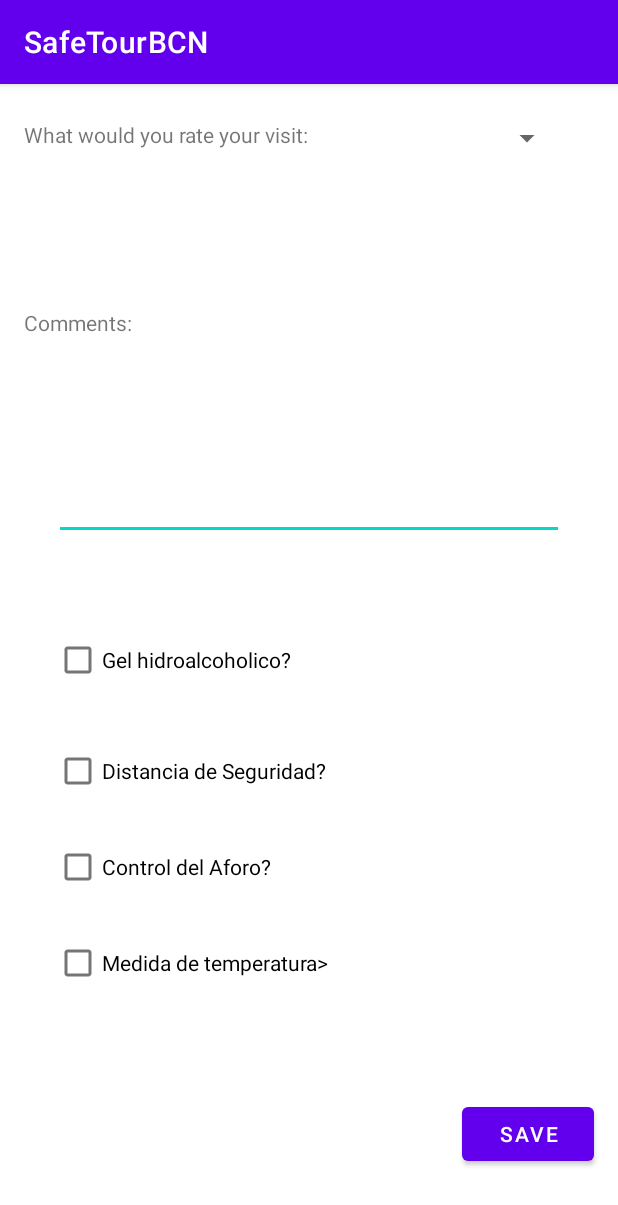
After one commit to MiguelDoubleG/Front-End_BCN, an Android app: the addRating screen opened directly, with no data from a screen before it, on a phone screen of 412 x 824 dp. The commit adds this screen. Shown: the top 1205 px of the screen. Run offline under Robolectric (Android 15) with nearby library versions, the phone set to English and light mode, and no system bars; 1 statement that could not run was skipped.

Commit message:
addratings in progress

```diff
--- a/app/src/main/AndroidManifest.xml
+++ b/app/src/main/AndroidManifest.xml
@@ -20,10 +20,12 @@
         android:supportsRtl="true"
         android:theme="@style/Theme.SafeTourBCN"
         android:usesCleartextTraffic="true">
-        <activity android:name=".Listview"></activity>
-        <activity android:name=".Ratings"
-                  android:label="@string/ratings"
-                  android:parentActivityName=".MapsActivity">
+        <activity android:name=".addRating"></activity>
+        <activity android:name=".Listview" />
+        <activity
+            android:name=".Ratings"
+            android:label="@string/ratings"
+            android:parentActivityName=".MapsActivity">
 
             <!-- The meta-data tag is required if you support API level 15 and lower -->
             <meta-data
@@ -43,8 +45,7 @@
         <activity
             android:name=".DrawerActivity"
             android:label="@string/title_activity_drawer"
-            android:theme="@style/Theme.SafeTourBCN.NoActionBar"></activity>
-
+            android:theme="@style/Theme.SafeTourBCN.NoActionBar" />
         <activity
             android:name=".PerfilUsuarioActivity"
             android:label="@string/userProf"
--- a/app/src/main/java/com/example/safetourbcn/Ratings.java
+++ b/app/src/main/java/com/example/safetourbcn/Ratings.java
@@ -1,8 +1,13 @@
 package com.example.safetourbcn;
 
+import android.content.Intent;
 import android.os.Bundle;
+import android.view.View;
 import android.widget.ListView;
 import androidx.appcompat.app.AppCompatActivity;
+
+import com.google.android.material.floatingactionbutton.FloatingActionButton;
+import com.google.android.material.snackbar.Snackbar;
 
 import org.jetbrains.annotations.NotNull;
 import org.json.JSONArray;
@@ -31,6 +36,13 @@ public class Ratings extends AppCompatActivity {
     protected void onCreate(Bundle savedInstanceState) {
         super.onCreate(savedInstanceState);
         setContentView(R.layout.activity_ratings);
+        FloatingActionButton fab = findViewById(R.id.fab);
+        fab.setOnClickListener(new View.OnClickListener() {
+            @Override
+            public void onClick(View view) {
+                addRating(view);
+            }
+        });
         getRatings();
         try {
             Thread.sleep(2000);
@@ -119,4 +131,8 @@ public class Ratings extends AppCompatActivity {
         }catch(Exception e){}
 
     }
+    public void addRating(View view) {
+        Intent intent = new Intent(this, addRating.class);
+        startActivity(intent);
+    }
 }
--- /dev/null
+++ b/app/src/main/java/com/example/safetourbcn/addRating.java
@@ -0,0 +1,30 @@
+package com.example.safetourbcn;
+
+import androidx.appcompat.app.AppCompatActivity;
+
+import android.os.Bundle;
+import android.view.View;
+import android.widget.ArrayAdapter;
+import android.widget.Spinner;
+
+import java.util.ArrayList;
+
+public class addRating extends AppCompatActivity {
+
+    @Override
+    protected void onCreate(Bundle savedInstanceState) {
+        super.onCreate(savedInstanceState);
+        setContentView(R.layout.activity_add_rating);
+        Spinner spinner = (Spinner) findViewById(R.id.category_spinner);
+        ArrayAdapter<CharSequence> adapter = ArrayAdapter.createFromResource(this,
+                R.array.star_values, android.R.layout.simple_spinner_item);
+        adapter.setDropDownViewResource(android.R.layout.simple_spinner_dropdown_item);
+        spinner.setAdapter(adapter);
+
+    }
+
+    public void save(View view)
+    {
+
+    }
+}
--- /dev/null
+++ b/app/src/main/res/layout/activity_add_rating.xml
@@ -0,0 +1,104 @@
+<?xml version="1.0" encoding="utf-8"?>
+<androidx.constraintlayout.widget.ConstraintLayout xmlns:android="http://schemas.android.com/apk/res/android"
+    xmlns:app="http://schemas.android.com/apk/res-auto"
+    xmlns:tools="http://schemas.android.com/tools"
+    android:layout_width="match_parent"
+    android:layout_height="match_parent"
+    tools:context=".addRating">
+
+    <TextView
+        android:id="@+id/textView4"
+        android:layout_width="wrap_content"
+        android:layout_height="wrap_content"
+        android:layout_marginStart="16dp"
+        android:layout_marginTop="24dp"
+        android:text="What would you rate your visit:"
+        app:layout_constraintStart_toStartOf="parent"
+        app:layout_constraintTop_toTopOf="parent" />
+
+    <Spinner
+        android:id="@+id/spinner"
+        android:layout_width="132dp"
+        android:layout_height="24dp"
+        android:layout_marginTop="24dp"
+        android:textAlignment="textEnd"
+        app:layout_constraintEnd_toEndOf="parent"
+        app:layout_constraintHorizontal_bias="0.506"
+        app:layout_constraintStart_toEndOf="@+id/textView4"
+        app:layout_constraintTop_toTopOf="parent" />
+
+    <TextView
+        android:id="@+id/textView5"
+        android:layout_width="wrap_content"
+        android:layout_height="wrap_content"
+        android:layout_marginStart="16dp"
+        android:layout_marginTop="106dp"
+        android:text="Comments:"
+        app:layout_constraintStart_toStartOf="parent"
+        app:layout_constraintTop_toBottomOf="@+id/textView4" />
+
+    <EditText
+        android:id="@+id/editTextTextMultiLine"
+        android:layout_width="340dp"
+        android:layout_height="126dp"
+        android:layout_marginTop="9dp"
+        android:ems="10"
+        android:gravity="start|top"
+        android:inputType="textMultiLine"
+        app:layout_constraintEnd_toEndOf="parent"
+        app:layout_constraintStart_toStartOf="parent"
+        app:layout_constraintTop_toBottomOf="@+id/textView5" />
+
+    <CheckBox
+        android:id="@+id/checkBox"
+        android:layout_width="wrap_content"
+        android:layout_height="wrap_content"
+        android:layout_marginStart="36dp"
+        android:text="Gel hidroalcoholico?"
+        app:layout_constraintBottom_toBottomOf="parent"
+        app:layout_constraintStart_toStartOf="parent"
+        app:layout_constraintTop_toTopOf="parent" />
+
+    <CheckBox
+        android:id="@+id/checkBox2"
+        android:layout_width="wrap_content"
+        android:layout_height="wrap_content"
+        android:layout_marginStart="36dp"
+        android:layout_marginTop="26dp"
+        android:text="Distancia de Seguridad?"
+        app:layout_constraintStart_toStartOf="parent"
+        app:layout_constraintTop_toBottomOf="@+id/checkBox" />
+
+    <CheckBox
+        android:id="@+id/checkBox3"
+        android:layout_width="wrap_content"
+        android:layout_height="wrap_content"
+        android:layout_marginStart="36dp"
+        android:layout_marginTop="16dp"
+        android:text="Control del Aforo?"
+        app:layout_constraintStart_toStartOf="parent"
+        app:layout_constraintTop_toBottomOf="@+id/checkBox2" />
+
+    <CheckBox
+        android:id="@+id/checkBox4"
+        android:layout_width="wrap_content"
+        android:layout_height="wrap_content"
+        android:layout_marginStart="36dp"
+        android:layout_marginTop="16dp"
+        android:text="Medida de temperatura>"
+        app:layout_constraintStart_toStartOf="parent"
+        app:layout_constraintTop_toBottomOf="@+id/checkBox3" />
+
+    <Button
+        android:layout_width="wrap_content"
+        android:layout_height="wrap_content"
+        android:layout_marginTop="328dp"
+        android:onClick="save"
+        android:text="@string/save"
+        app:layout_constraintBottom_toBottomOf="parent"
+        app:layout_constraintEnd_toEndOf="parent"
+        app:layout_constraintHorizontal_bias="0.95"
+        app:layout_constraintStart_toStartOf="parent"
+        app:layout_constraintTop_toBottomOf="@+id/editTextTextMultiLine" />
+
+</androidx.constraintlayout.widget.ConstraintLayout>
--- a/app/src/main/res/layout/activity_ratings.xml
+++ b/app/src/main/res/layout/activity_ratings.xml
@@ -1,4 +1,5 @@
 <?xml version="1.0" encoding="utf-8"?>
+
 <LinearLayout xmlns:android="http://schemas.android.com/apk/res/android"
     android:layout_width="match_parent"
     android:layout_height="match_parent"
@@ -11,4 +12,12 @@
         android:divider="@color/material_blue_grey_800"
         android:dividerHeight="1dp"
         android:footerDividersEnabled="false" />
+    <com.google.android.material.floatingactionbutton.FloatingActionButton
+        android:id="@+id/fab"
+        android:layout_width="wrap_content"
+        android:layout_height="wrap_content"
+        android:layout_gravity="end|bottom"
+        android:src="@drawable/ic_menu_camera"
+        android:contentDescription="@string/rating"
+        android:layout_margin="16dp" />
 </LinearLayout>
--- a/app/src/main/res/values/strings.xml
+++ b/app/src/main/res/values/strings.xml
@@ -84,6 +84,13 @@
         <item>Bar</item>
         <item>Restaurant</item>
     </string-array>
+    <string-array name="star_values">
+        <item>1</item>
+        <item>2</item>
+        <item>3</item>
+        <item>4</item>
+        <item>5</item>
+    </string-array>
     <string name="bookings">Bookings</string>
     <string name="no_bookings">You haven\'t booked yet!</string>
 </resources>
```
